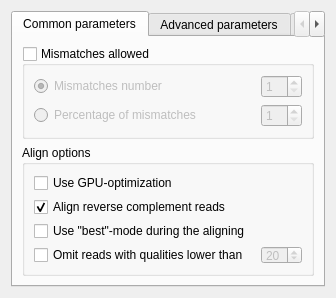
Before: the Qt Designer form src/plugins/genome_aligner/src/ui/GenomeAlignerSettings.ui in violethaze74/ugene, drawn with Qt 5.
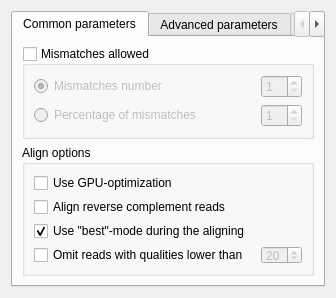
After: the same form once the commit is applied.

Commit message: Genome aligner GUI: adding tooltips and correct progress values

What changed in the file:
```diff
--- a/src/plugins/genome_aligner/src/ui/GenomeAlignerSettings.ui
+++ b/src/plugins/genome_aligner/src/ui/GenomeAlignerSettings.ui
@@ -143,6 +143,9 @@
            <layout class="QGridLayout" name="gridLayout_2">
             <item row="1" column="0">
              <widget class="QCheckBox" name="reverseBox">
+              <property name="enabled">
+               <bool>true</bool>
+              </property>
               <property name="toolTip">
                <string>Use both the read and its reverse complement during aligning.</string>
               </property>
@@ -150,7 +153,7 @@
                <string>Align reverse complement reads</string>
               </property>
               <property name="checked">
-               <bool>true</bool>
+               <bool>false</bool>
               </property>
              </widget>
             </item>
@@ -166,6 +169,9 @@
               <property name="text">
                <string>Use &quot;best&quot;-mode during the aligning</string>
               </property>
+              <property name="checked">
+               <bool>true</bool>
+              </property>
              </widget>
             </item>
             <item row="3" column="0">
```
Left out of the diff: 17 changed lines with no effect on the pictures. The commit also changes 12 other files.
